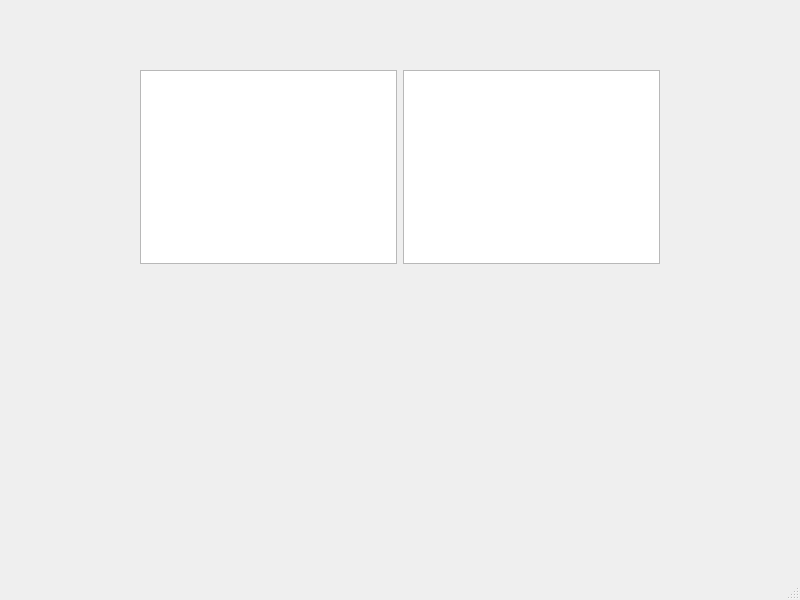
Qt form mainwindow.ui (CIoudkicker/MyLab3_1) before a commit.
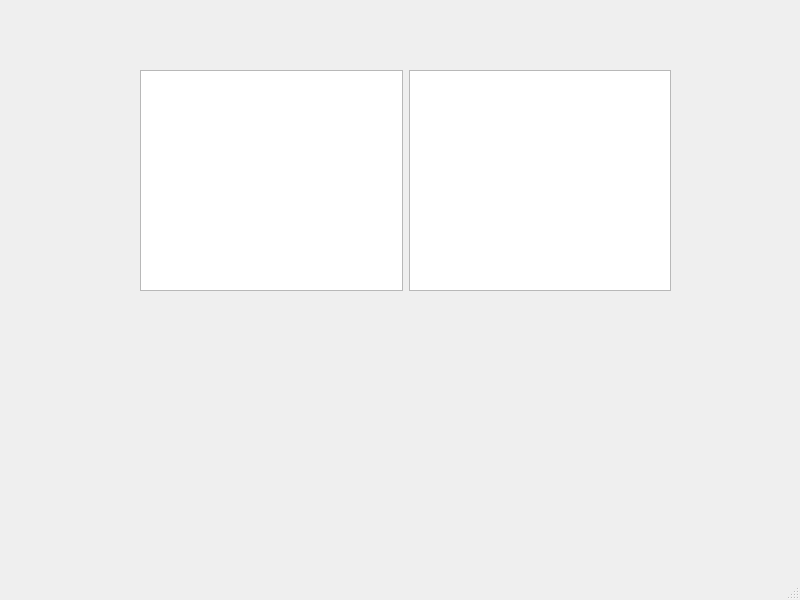
The same form after that commit.

Commit message: Неудачная попытка поработать с таблицами

Diff of the .ui file:
```diff
--- a/mainwindow.ui
+++ b/mainwindow.ui
@@ -14,21 +14,21 @@
    <string>MainWindow</string>
   </property>
   <widget class="QWidget" name="centralwidget">
-   <widget class="QWidget" name="">
+   <widget class="QWidget" name="layoutWidget">
     <property name="geometry">
      <rect>
       <x>140</x>
       <y>70</y>
-      <width>520</width>
-      <height>194</height>
+      <width>531</width>
+      <height>221</height>
      </rect>
     </property>
     <layout class="QHBoxLayout" name="horizontalLayout">
      <item>
-      <widget class="QListView" name="listView"/>
+      <widget class="QTreeView" name="treeView"/>
      </item>
      <item>
-      <widget class="QListView" name="listView_2"/>
+      <widget class="QTreeView" name="treeView_2"/>
      </item>
     </layout>
    </widget>
```
The commit also changes 2 other files.
